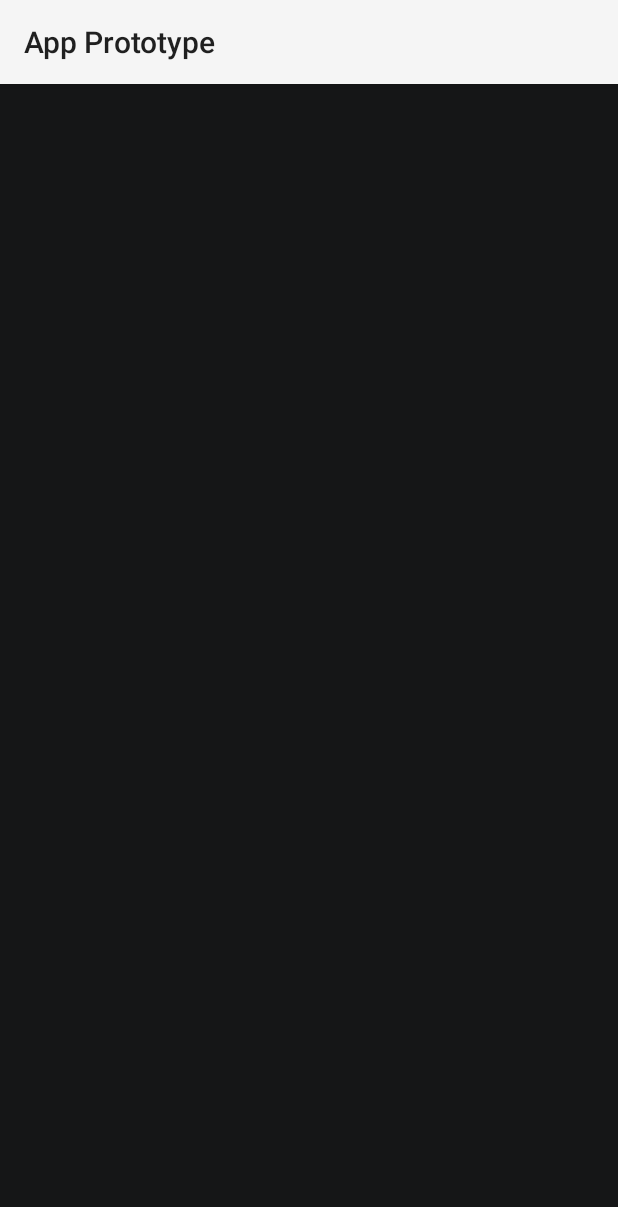
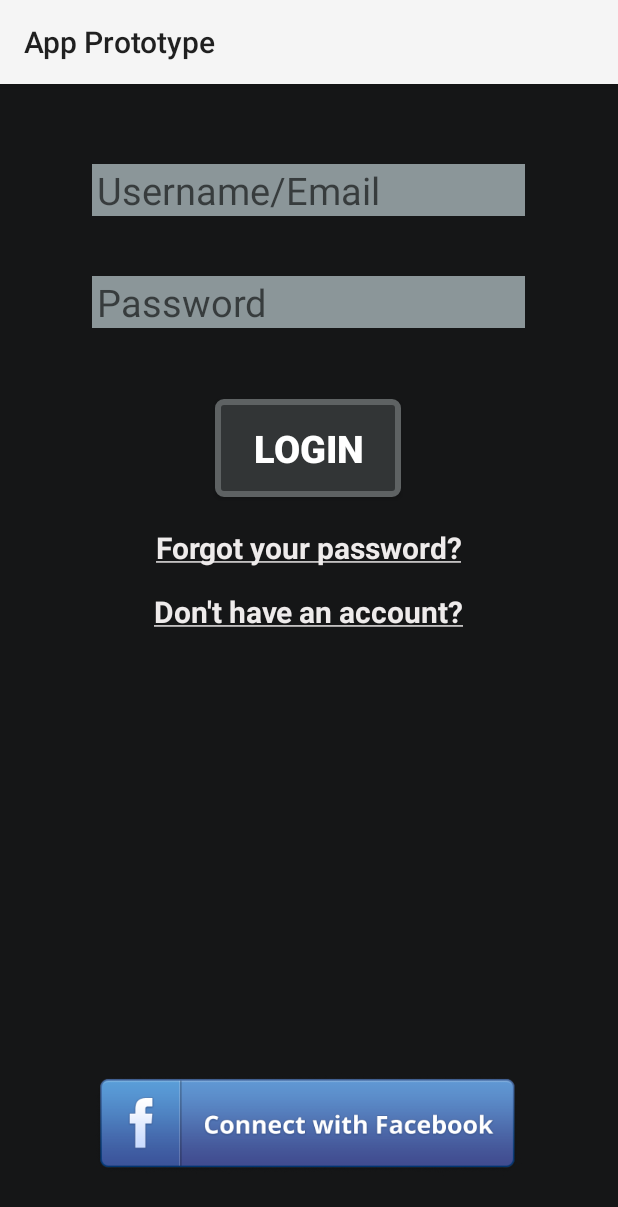
Before and after one commit to AndroidDeveloperMLG/Prototype, an Android app: the login screen opened directly, with no data from a screen before it, on a phone screen of 412 x 824 dp. Shown: the top 1207 px of the screen. Run offline under Robolectric (Android 15) with nearby library versions, the phone set to English and light mode, and no system bars.

Commit message:
App Prototype

```diff
--- a/AppPrototype/app/src/main/java/com/jumin/appprototype/login.java
+++ b/AppPrototype/app/src/main/java/com/jumin/appprototype/login.java
@@ -1,9 +1,19 @@
 package com.jumin.appprototype;
 
+import android.content.Intent;
 import android.support.v7.app.AppCompatActivity;
 import android.os.Bundle;
+import android.view.View;
 
 public class login extends AppCompatActivity {
+
+    public void signUp(View view) throws InterruptedException { // Fade out all current elements and fade in sign up elements
+
+        Intent leadToSignUp = new Intent(login.this, signUp.class);
+        login.this.startActivity(leadToSignUp);
+        overridePendingTransition(R.anim.fadein, R.anim.fadeout);
+
+    }
 
     @Override
     protected void onCreate(Bundle savedInstanceState) {
--- a/AppPrototype/app/src/main/res/layout/activity_login.xml
+++ b/AppPrototype/app/src/main/res/layout/activity_login.xml
@@ -1,13 +1,112 @@
-<?xml version="1.0" encoding="utf-8"?>
-<RelativeLayout xmlns:android="http://schemas.android.com/apk/res/android"
-    xmlns:tools="http://schemas.android.com/tools"
-    android:layout_width="match_parent"
-    android:layout_height="match_parent"
-    android:paddingBottom="@dimen/activity_vertical_margin"
-    android:paddingLeft="@dimen/activity_horizontal_margin"
-    android:paddingRight="@dimen/activity_horizontal_margin"
-    android:paddingTop="@dimen/activity_vertical_margin"
-    tools:context="com.jumin.appprototype.login"
-    android:background="#151617">
+<LinearLayout xmlns:android="http://schemas.android.com/apk/res/android"
+    android:layout_width="fill_parent" android:layout_height="fill_parent"
+    android:id="@+id/layoutContainer" android:orientation="horizontal"
+    android:background="#151617" android:baselineAligned="false">
+    <RelativeLayout
+        android:layout_width="0dip"
+        android:layout_height="fill_parent"
+        android:layout_weight="0.15"
+        android:id="@+id/surroundingLayout">
+    </RelativeLayout>
+    <RelativeLayout
+        android:layout_width="0dip"
+        android:layout_height="fill_parent"
+        android:layout_weight="0.7">
 
-</RelativeLayout>
+        <!-- This is the part that's 70% of the total width. I'm inserting a LinearLayout and buttons.-->
+
+        <EditText
+            android:layout_width="fill_parent"
+            android:layout_height="wrap_content"
+            android:id="@+id/userField"
+            android:background="#8B9699"
+            android:textSize="25sp"
+            android:singleLine="true"
+            android:hint="@string/user_email_hint"
+            android:paddingStart="3dp"
+            android:paddingEnd="0dp"
+            android:layout_marginTop="53dp"
+            android:layout_alignParentStart="true" />
+
+        <EditText
+            android:layout_width="fill_parent"
+            android:layout_height="wrap_content"
+            android:id="@+id/passField"
+            android:background="#8B9699"
+            android:textSize="25sp"
+            android:singleLine="true"
+            android:hint="@string/password_hint"
+            android:paddingStart="3dp"
+            android:paddingEnd="0dp"
+            android:layout_below="@+id/userField"
+            android:layout_centerHorizontal="true"
+            android:layout_marginTop="40dp"
+            android:inputType="textPassword"/>
+
+        <Button
+            android:layout_width="wrap_content"
+            android:layout_height="wrap_content"
+            android:text="@string/login"
+            android:id="@+id/button"
+            android:textSize="25sp"
+            android:background="@drawable/signupbutton"
+            android:textStyle="bold"
+            android:textColor="#ffffff"
+            android:paddingLeft="25dp"
+            android:paddingRight="25dp"
+            android:paddingTop="15dp"
+            android:paddingBottom="15dp"
+            android:singleLine="true"
+            android:layout_marginTop="47dp"
+            android:layout_below="@+id/passField"
+            android:layout_centerHorizontal="true" />
+
+        <TextView
+            android:layout_width="wrap_content"
+            android:layout_height="wrap_content"
+            android:id="@+id/forgotPassText"
+            android:textSize="20sp"
+            android:textAlignment="center"
+            android:textStyle="bold"
+            android:text="@string/forgot_pass"
+            android:textColor="#eeebeb"
+            android:onClick="retrievePass"
+            android:singleLine="true"
+            android:layout_below="@+id/button"
+            android:layout_centerHorizontal="true"
+            android:layout_marginTop="20dp" />
+
+        <TextView
+            android:layout_width="wrap_content"
+            android:layout_height="wrap_content"
+            android:id="@+id/haveAccountText"
+            android:textSize="20sp"
+            android:textAlignment="center"
+            android:textStyle="bold"
+            android:text="@string/no_account"
+            android:textColor="#eeebeb"
+            android:onClick="signUp"
+            android:singleLine="true"
+            android:layout_below="@+id/forgotPassText"
+            android:layout_centerHorizontal="true"
+            android:layout_marginTop="15dp" />
+
+        <ImageView
+            android:layout_width="wrap_content"
+            android:layout_height="wrap_content"
+            android:id="@+id/facebookButton"
+            android:src="@drawable/facebookbutton"
+            android:contentDescription="@string/facebook_button_description"
+            android:layout_alignParentBottom="true"
+            android:layout_centerHorizontal="true" />
+
+        <!-- 70% Width End-->
+
+    </RelativeLayout>
+    <RelativeLayout
+        android:layout_width="0dip"
+        android:layout_height="fill_parent"
+        android:layout_weight="0.15"
+        android:id="@+id/surroundingLayout2">
+    </RelativeLayout>
+</LinearLayout>
--- a/AppPrototype/app/src/main/res/layout/activity_main.xml
+++ b/AppPrototype/app/src/main/res/layout/activity_main.xml
@@ -33,7 +33,7 @@
         android:paddingTop="12dp"
         android:paddingBottom="12dp"
         android:background="@drawable/homescreenbuttons"
-        android:textColor="#BFC7C9"
+        android:textColor="#ffffff"
         android:onClick="signUp"
         android:layout_below="@+id/textLogo"
         android:layout_centerHorizontal="true"
@@ -50,7 +50,7 @@
         android:paddingTop="12dp"
         android:paddingBottom="12dp"
         android:background="@drawable/homescreenbuttons"
-        android:textColor="#BFC7C9"
+        android:textColor="#ffffff"
         android:onClick="login"
         android:layout_below="@+id/signUpButton"
         android:layout_centerHorizontal="true"
--- a/AppPrototype/app/src/main/res/layout/activity_sign_up.xml
+++ b/AppPrototype/app/src/main/res/layout/activity_sign_up.xml
@@ -18,7 +18,7 @@
             android:layout_width="wrap_content"
             android:layout_height="wrap_content"
             android:text="@string/register"
-            android:id="@+id/signUpText"
+            android:id="@+id/loginText"
             android:layout_alignParentTop="true"
             android:layout_centerHorizontal="true"
             android:textSize="40sp"
@@ -34,7 +34,7 @@
             android:textSize="25sp"
             android:singleLine="true"
             android:hint="@string/username_hint"
-            android:layout_below="@+id/signUpText"
+            android:layout_below="@+id/loginText"
             android:layout_alignParentStart="true"
             android:layout_marginTop="30dp"
             android:paddingStart="3dp"
@@ -101,7 +101,8 @@
             android:paddingLeft="25dp"
             android:paddingRight="25dp"
             android:paddingTop="15dp"
-            android:paddingBottom="15dp" />
+            android:paddingBottom="15dp"
+            android:singleLine="true"/>
 
         <TextView
             android:layout_width="wrap_content"
@@ -112,10 +113,11 @@
             android:textStyle="bold"
             android:text="@string/already_have_text"
             android:textColor="#eeebeb"
-            android:layout_alignParentBottom="true"
+            android:onClick="login"
+            android:singleLine="true"
+            android:layout_below="@+id/signUpButton"
             android:layout_centerHorizontal="true"
-            android:layout_marginBottom="35dp"
-            android:onClick="login" />
+            android:layout_marginTop="30dp" />
 
         <!-- 70% Width End-->
 
--- a/AppPrototype/app/src/main/res/values/strings.xml
+++ b/AppPrototype/app/src/main/res/values/strings.xml
@@ -11,4 +11,7 @@
     <string name="register">Register</string>
     <string name="facebook_button_description">Button for connecting a Facebook account</string>
     <string name="logo_here">Logo Here</string>
+    <string name="user_email_hint">Username/Email</string>
+    <string name="no_account"><u>Don\'t have an account?</u></string>
+    <string name="forgot_pass"><u>Forgot your password?</u></string>
 </resources>
```
